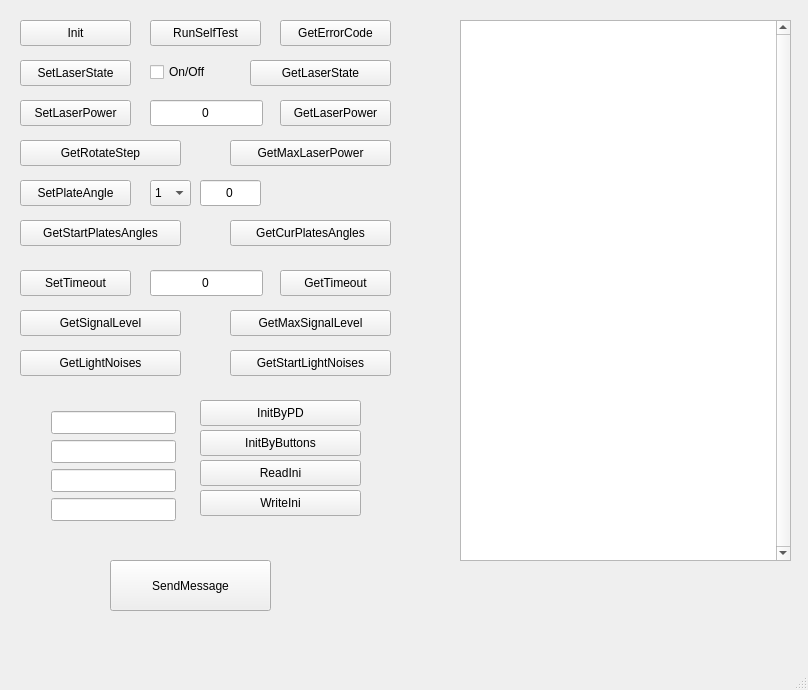
Above: mainwindow.ui from LukArty/QKD_techPO before the change. Below: the same form after it.
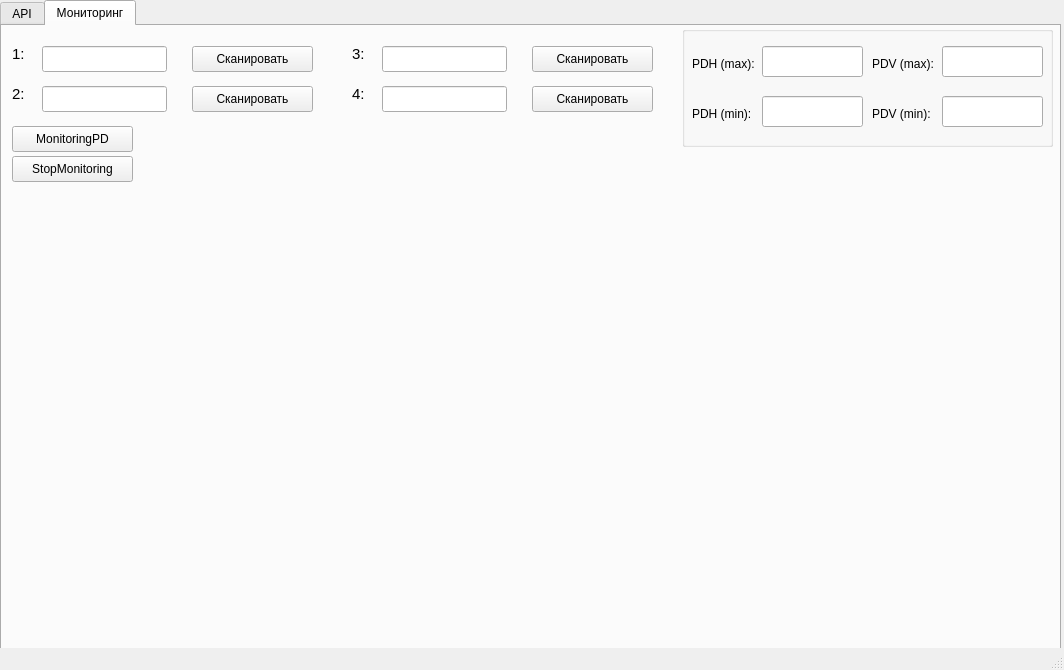
That is the form after the change. The open tabs and pages were chosen to show the change. Icons and pictures are not drawn. Custom widgets are drawn as their Qt base class.

Patch:
```diff
--- a/mainwindow.ui
+++ b/mainwindow.ui
@@ -9,13 +9,13 @@
    <rect>
     <x>0</x>
     <y>0</y>
-    <width>808</width>
-    <height>690</height>
+    <width>1064</width>
+    <height>670</height>
    </rect>
   </property>
   <property name="maximumSize">
    <size>
-    <width>808</width>
+    <width>3000</width>
     <height>690</height>
    </size>
   </property>
@@ -26,93 +26,31 @@
    <bool>true</bool>
   </property>
   <widget class="QWidget" name="centralwidget">
-   <widget class="QPushButton" name="InitBut">
+   <widget class="QTabWidget" name="tabWidget">
     <property name="geometry">
      <rect>
-      <x>20</x>
-      <y>20</y>
-      <width>111</width>
-      <height>26</height>
+      <x>0</x>
+      <y>0</y>
+      <width>1061</width>
+      <height>671</height>
      </rect>
     </property>
-    <property name="text">
-     <string>Init</string>
+    <property name="currentIndex">
+     <number>0</number>
     </property>
-   </widget>
-   <widget class="QPushButton" name="RunSelfTestBut">
-    <property name="geometry">
-     <rect>
-      <x>150</x>
-      <y>20</y>
-      <width>111</width>
-      <height>26</height>
-     </rect>
-    </property>
-    <property name="text">
-     <string>RunSelfTest</string>
-    </property>
-   </widget>
-   <widget class="QPushButton" name="GetLaserStateBut">
-    <property name="geometry">
-     <rect>
-      <x>250</x>
-      <y>60</y>
-      <width>141</width>
-      <height>26</height>
-     </rect>
-    </property>
-    <property name="text">
-     <string>GetLaserState</string>
-    </property>
-   </widget>
-   <widget class="QPushButton" name="GetLaserPowerBut">
-    <property name="geometry">
-     <rect>
-      <x>280</x>
-      <y>100</y>
-      <width>111</width>
-      <height>26</height>
-     </rect>
-    </property>
-    <property name="text">
-     <string>GetLaserPower</string>
-    </property>
-   </widget>
-   <widget class="QPushButton" name="GetTimeoutBut">
-    <property name="geometry">
-     <rect>
-      <x>280</x>
-      <y>270</y>
-      <width>111</width>
-      <height>26</height>
-     </rect>
-    </property>
-    <property name="text">
-     <string>GetTimeout</string>
-    </property>
-   </widget>
-   <widget class="QPushButton" name="GetErrorCodeBut">
-    <property name="geometry">
-     <rect>
-      <x>280</x>
-      <y>20</y>
-      <width>111</width>
-      <height>26</height>
-     </rect>
-    </property>
-    <property name="text">
-     <string>GetErrorCode</string>
-    </property>
-   </widget>
+    <widget class="QWidget" name="tab">
+     <attribute name="title">
+      <string>API</string>
+     </attribute>
    <widget class="QTextEdit" name="CommandConsole">
     <property name="enabled">
      <bool>true</bool>
     </property>
     <property name="geometry">
      <rect>
-      <x>460</x>
-      <y>20</y>
-      <width>331</width>
+        <x>550</x>
+        <y>10</y>
+        <width>451</width>
       <height>541</height>
      </rect>
     </property>
@@ -153,8 +91,8 @@
      <string>&lt;!DOCTYPE HTML PUBLIC &quot;-//W3C//DTD HTML 4.0//EN&quot; &quot;http://www.w3.org/TR/REC-html40/strict.dtd&quot;&gt;
 &lt;html&gt;&lt;head&gt;&lt;meta name=&quot;qrichtext&quot; content=&quot;1&quot; /&gt;&lt;style type=&quot;text/css&quot;&gt;
 p, li { white-space: pre-wrap; }
-&lt;/style&gt;&lt;/head&gt;&lt;body style=&quot; font-family:'Ubuntu'; font-size:11pt; font-weight:400; font-style:normal;&quot;&gt;
-&lt;p style=&quot;-qt-paragraph-type:empty; margin-top:0px; margin-bottom:0px; margin-left:0px; margin-right:0px; -qt-block-indent:0; text-indent:0px;&quot;&gt;&lt;br /&gt;&lt;/p&gt;&lt;/body&gt;&lt;/html&gt;</string>
+&lt;/style&gt;&lt;/head&gt;&lt;body style=&quot; font-family:'Sans Serif'; font-size:9pt; font-weight:400; font-style:normal;&quot;&gt;
+&lt;p style=&quot;-qt-paragraph-type:empty; margin-top:0px; margin-bottom:0px; margin-left:0px; margin-right:0px; -qt-block-indent:0; text-indent:0px; font-family:'Ubuntu'; font-size:11pt;&quot;&gt;&lt;br /&gt;&lt;/p&gt;&lt;/body&gt;&lt;/html&gt;</string>
     </property>
     <property name="overwriteMode">
      <bool>true</bool>
@@ -162,65 +100,42 @@
     <property name="placeholderText">
      <string/>
     </property>
-   </widget>
-   <widget class="QPushButton" name="GetStartPlatesAnglesBut">
-    <property name="geometry">
-     <rect>
-      <x>20</x>
-      <y>220</y>
-      <width>161</width>
-      <height>26</height>
-     </rect>
-    </property>
-    <property name="text">
-     <string>GetStartPlatesAngles</string>
-    </property>
-   </widget>
-   <widget class="QPushButton" name="GetCurPlatesAnglesBut">
+      <property name="markdown" stdset="0">
+       <string/>
+      </property>
+     </widget>
+     <widget class="QPushButton" name="RunSelfTestBut">
     <property name="geometry">
      <rect>
-      <x>230</x>
-      <y>220</y>
-      <width>161</width>
+        <x>180</x>
+        <y>10</y>
+        <width>111</width>
       <height>26</height>
      </rect>
     </property>
     <property name="text">
-     <string>GetCurPlatesAngles</string>
-    </property>
-   </widget>
-   <widget class="QPushButton" name="GetSignalLevelBut">
+       <string>RunSelfTest</string>
+      </property>
+     </widget>
+     <widget class="QLineEdit" name="InitAngles2">
     <property name="geometry">
      <rect>
-      <x>20</x>
-      <y>310</y>
-      <width>161</width>
-      <height>26</height>
+        <x>60</x>
+        <y>380</y>
+        <width>125</width>
+        <height>23</height>
      </rect>
     </property>
     <property name="text">
-     <string>GetSignalLevel</string>
-    </property>
-   </widget>
-   <widget class="QPushButton" name="GetMaxLaserPowerBut">
-    <property name="geometry">
-     <rect>
-      <x>230</x>
-      <y>140</y>
-      <width>161</width>
-      <height>26</height>
-     </rect>
-    </property>
-    <property name="text">
-     <string>GetMaxLaserPower</string>
+       <string>0</string>
     </property>
    </widget>
    <widget class="QPushButton" name="GetRotateStepBut">
     <property name="geometry">
      <rect>
-      <x>20</x>
-      <y>140</y>
-      <width>161</width>
+        <x>60</x>
+        <y>130</y>
+        <width>141</width>
       <height>26</height>
      </rect>
     </property>
@@ -228,50 +143,11 @@
      <string>GetRotateStep</string>
     </property>
    </widget>
-   <widget class="QPushButton" name="GetLightNoisesBut">
-    <property name="geometry">
-     <rect>
-      <x>20</x>
-      <y>350</y>
-      <width>161</width>
-      <height>26</height>
-     </rect>
-    </property>
-    <property name="text">
-     <string>GetLightNoises</string>
-    </property>
-   </widget>
-   <widget class="QPushButton" name="GetStartLightNoisesBut">
-    <property name="geometry">
-     <rect>
-      <x>230</x>
-      <y>350</y>
-      <width>161</width>
-      <height>26</height>
-     </rect>
-    </property>
-    <property name="text">
-     <string>GetStartLightNoises</string>
-    </property>
-   </widget>
-   <widget class="QPushButton" name="GetMaxSignalLevel">
-    <property name="geometry">
-     <rect>
-      <x>230</x>
-      <y>310</y>
-      <width>161</width>
-      <height>26</height>
-     </rect>
-    </property>
-    <property name="text">
-     <string>GetMaxSignalLevel</string>
-    </property>
-   </widget>
    <widget class="QPushButton" name="SetLaserStateBut">
     <property name="geometry">
      <rect>
-      <x>20</x>
-      <y>60</y>
+        <x>10</x>
+        <y>50</y>
       <width>111</width>
       <height>26</height>
      </rect>
@@ -280,11 +156,24 @@
      <string>SetLaserState</string>
     </property>
    </widget>
-   <widget class="QPushButton" name="SetLaserPowerBut">
+     <widget class="QLineEdit" name="InitAngles4">
     <property name="geometry">
      <rect>
-      <x>20</x>
-      <y>100</y>
+        <x>60</x>
+        <y>440</y>
+        <width>125</width>
+        <height>23</height>
+       </rect>
+      </property>
+      <property name="text">
+       <string>0</string>
+      </property>
+     </widget>
+     <widget class="QPushButton" name="GetErrorCodeBut">
+      <property name="geometry">
+       <rect>
+        <x>330</x>
+        <y>10</y>
       <width>111</width>
       <height>26</height>
      </rect>
@@ -296,8 +185,8 @@
    <widget class="QPushButton" name="SetTimeoutBut">
     <property name="geometry">
      <rect>
-      <x>20</x>
-      <y>270</y>
+        <x>30</x>
+        <y>170</y>
       <width>111</width>
       <height>26</height>
      </rect>
@@ -306,37 +195,199 @@
      <string>SetTimeout</string>
     </property>
    </widget>
+     <widget class="QPushButton" name="InitByButtons">
+      <property name="geometry">
+       <rect>
+        <x>350</x>
+        <y>420</y>
+        <width>121</width>
+        <height>26</height>
+       </rect>
+      </property>
+      <property name="text">
+       <string>InitByButtons</string>
+      </property>
+     </widget>
+     <widget class="QLineEdit" name="InitAngles1">
+      <property name="geometry">
+       <rect>
+        <x>60</x>
+        <y>350</y>
+        <width>125</width>
+        <height>23</height>
+       </rect>
+      </property>
+      <property name="text">
+       <string>0</string>
+      </property>
+     </widget>
+     <widget class="QLineEdit" name="InitAngles3">
+      <property name="geometry">
+       <rect>
+        <x>60</x>
+        <y>410</y>
+        <width>125</width>
+        <height>23</height>
+       </rect>
+      </property>
+      <property name="text">
+       <string>0</string>
+      </property>
+     </widget>
+     <widget class="QPushButton" name="GetSignalLevelBut">
+      <property name="geometry">
+       <rect>
+        <x>60</x>
+        <y>220</y>
+        <width>141</width>
+        <height>26</height>
+       </rect>
+      </property>
+      <property name="text">
+       <string>GetSignalLevel</string>
+      </property>
+     </widget>
+     <widget class="QLineEdit" name="TimeoutValue">
+      <property name="geometry">
+       <rect>
+        <x>180</x>
+        <y>170</y>
+        <width>113</width>
+        <height>26</height>
+       </rect>
+      </property>
+      <property name="text">
+       <string>0</string>
+      </property>
+      <property name="alignment">
+       <set>Qt::AlignCenter</set>
+      </property>
+     </widget>
+     <widget class="QPushButton" name="GetTimeoutBut">
+      <property name="geometry">
+       <rect>
+        <x>330</x>
+        <y>170</y>
+        <width>111</width>
+        <height>26</height>
+       </rect>
+      </property>
+      <property name="text">
+       <string>GetTimeout</string>
+      </property>
+     </widget>
+     <widget class="QPushButton" name="GetLightNoisesBut">
+      <property name="geometry">
+       <rect>
+        <x>270</x>
+        <y>220</y>
+        <width>141</width>
+        <height>26</height>
+       </rect>
+      </property>
+      <property name="text">
+       <string>GetLightNoises</string>
+      </property>
+     </widget>
    <widget class="QPushButton" name="SetPlateAngleBut">
     <property name="geometry">
      <rect>
-      <x>20</x>
-      <y>180</y>
-      <width>111</width>
+        <x>270</x>
+        <y>320</y>
+        <width>141</width>
       <height>26</height>
      </rect>
     </property>
     <property name="text">
-     <string>SetPlateAngle</string>
+       <string>SetPlatesAngles</string>
     </property>
    </widget>
    <widget class="QPushButton" name="SendMessageBut">
     <property name="geometry">
      <rect>
-      <x>110</x>
-      <y>560</y>
-      <width>161</width>
-      <height>51</height>
+        <x>180</x>
+        <y>270</y>
+        <width>141</width>
+        <height>26</height>
      </rect>
     </property>
     <property name="text">
      <string>SendMessage</string>
     </property>
    </widget>
+     <widget class="QPushButton" name="ReadIni">
+      <property name="geometry">
+       <rect>
+        <x>210</x>
+        <y>420</y>
+        <width>121</width>
+        <height>26</height>
+       </rect>
+      </property>
+      <property name="text">
+       <string>ReadIni</string>
+      </property>
+     </widget>
+     <widget class="QPushButton" name="GetLaserStateBut">
+      <property name="geometry">
+       <rect>
+        <x>270</x>
+        <y>130</y>
+        <width>141</width>
+        <height>26</height>
+       </rect>
+      </property>
+      <property name="text">
+       <string>GetLaserState</string>
+      </property>
+     </widget>
+     <widget class="QLineEdit" name="LaserPowerValue">
+      <property name="geometry">
+       <rect>
+        <x>180</x>
+        <y>90</y>
+        <width>113</width>
+        <height>26</height>
+       </rect>
+      </property>
+      <property name="text">
+       <string>0</string>
+      </property>
+      <property name="alignment">
+       <set>Qt::AlignCenter</set>
+      </property>
+     </widget>
+     <widget class="QPushButton" name="WriteIni">
+      <property name="geometry">
+       <rect>
+        <x>210</x>
+        <y>370</y>
+        <width>121</width>
+        <height>26</height>
+       </rect>
+      </property>
+      <property name="text">
+       <string>WriteIni</string>
+      </property>
+     </widget>
+     <widget class="QPushButton" name="GetLaserPowerBut">
+      <property name="geometry">
+       <rect>
+        <x>330</x>
+        <y>90</y>
+        <width>111</width>
+        <height>26</height>
+       </rect>
+      </property>
+      <property name="text">
+       <string>GetLaserPower</string>
+      </property>
+     </widget>
    <widget class="QCheckBox" name="LaserState">
     <property name="geometry">
      <rect>
-      <x>150</x>
-      <y>60</y>
+        <x>140</x>
+        <y>50</y>
       <width>92</width>
       <height>24</height>
      </rect>
@@ -348,169 +399,51 @@
      <bool>false</bool>
     </property>
    </widget>
-   <widget class="QLineEdit" name="LaserPowerValue">
+     <widget class="QPushButton" name="GetCurPlatesAnglesBut">
     <property name="geometry">
      <rect>
-      <x>150</x>
-      <y>100</y>
-      <width>113</width>
-      <height>26</height>
-     </rect>
-    </property>
-    <property name="text">
-     <string>0</string>
-    </property>
-    <property name="alignment">
-     <set>Qt::AlignCenter</set>
-    </property>
-   </widget>
-   <widget class="QLineEdit" name="TimeoutValue">
-    <property name="geometry">
-     <rect>
-      <x>150</x>
+        <x>350</x>
       <y>270</y>
-      <width>113</width>
+        <width>131</width>
       <height>26</height>
      </rect>
     </property>
     <property name="text">
-     <string>0</string>
-    </property>
-    <property name="alignment">
-     <set>Qt::AlignCenter</set>
-    </property>
-   </widget>
-   <widget class="QLineEdit" name="PlateAngleValue">
+       <string>GetPlatesAngles</string>
+      </property>
+     </widget>
+     <widget class="QPushButton" name="SetLaserPowerBut">
     <property name="geometry">
      <rect>
-      <x>200</x>
-      <y>180</y>
-      <width>61</width>
+        <x>30</x>
+        <y>90</y>
+        <width>111</width>
       <height>26</height>
      </rect>
     </property>
     <property name="text">
-     <string>0</string>
-    </property>
-    <property name="alignment">
-     <set>Qt::AlignCenter</set>
-    </property>
-   </widget>
-   <widget class="QComboBox" name="PlateNumber">
+       <string>SetLaserPower</string>
+      </property>
+     </widget>
+     <widget class="QPushButton" name="InitBut">
     <property name="geometry">
      <rect>
-      <x>150</x>
-      <y>180</y>
-      <width>41</width>
+        <x>30</x>
+        <y>10</y>
+        <width>121</width>
       <height>26</height>
      </rect>
     </property>
-    <item>
      <property name="text">
-      <string>1</string>
-     </property>
-    </item>
-    <item>
-     <property name="text">
-      <string>2</string>
-     </property>
-    </item>
-    <item>
-     <property name="text">
-      <string>3</string>
-     </property>
-    </item>
-    <item>
-     <property name="text">
-      <string>4</string>
-     </property>
-    </item>
-   </widget>
-   <widget class="QLineEdit" name="InitAngles1">
-    <property name="geometry">
-     <rect>
-      <x>51</x>
-      <y>411</y>
-      <width>125</width>
-      <height>23</height>
-     </rect>
-    </property>
-   </widget>
-   <widget class="QLineEdit" name="InitAngles2">
-    <property name="geometry">
-     <rect>
-      <x>51</x>
-      <y>440</y>
-      <width>125</width>
-      <height>23</height>
-     </rect>
-    </property>
-   </widget>
-   <widget class="QLineEdit" name="InitAngles3">
-    <property name="geometry">
-     <rect>
-      <x>51</x>
-      <y>469</y>
-      <width>125</width>
-      <height>23</height>
-     </rect>
-    </property>
-   </widget>
-   <widget class="QLineEdit" name="InitAngles4">
-    <property name="geometry">
-     <rect>
-      <x>51</x>
-      <y>498</y>
-      <width>125</width>
-      <height>23</height>
-     </rect>
-    </property>
-   </widget>
-   <widget class="QPushButton" name="InitByButtons">
-    <property name="geometry">
-     <rect>
-      <x>200</x>
-      <y>430</y>
-      <width>161</width>
-      <height>26</height>
-     </rect>
-    </property>
-    <property name="text">
-     <string>InitByButtons</string>
-    </property>
-   </widget>
-   <widget class="QPushButton" name="ReadIni">
-    <property name="geometry">
-     <rect>
-      <x>200</x>
-      <y>460</y>
-      <width>161</width>
-      <height>26</height>
-     </rect>
-    </property>
-    <property name="text">
-     <string>ReadIni</string>
-    </property>
-   </widget>
-   <widget class="QPushButton" name="WriteIni">
-    <property name="geometry">
-     <rect>
-      <x>200</x>
-      <y>490</y>
-      <width>161</width>
-      <height>26</height>
-     </rect>
-    </property>
-    <property name="text">
-     <string>WriteIni</string>
+       <string>Init </string>
     </property>
    </widget>
    <widget class="QPushButton" name="InitByPD">
     <property name="geometry">
      <rect>
-      <x>200</x>
-      <y>400</y>
-      <width>161</width>
+        <x>350</x>
+        <y>370</y>
+        <width>121</width>
       <height>26</height>
      </rect>
     </property>
@@ -518,6 +451,501 @@
      <string>InitByPD</string>
     </property>
    </widget>
+     <widget class="QPushButton" name="PulseLaser">
+      <property name="geometry">
+       <rect>
+        <x>220</x>
+        <y>50</y>
+        <width>111</width>
+        <height>26</height>
+       </rect>
+      </property>
+      <property name="text">
+       <string>PulseLaser</string>
+      </property>
+     </widget>
+     <widget class="QPushButton" name="StopLaser">
+      <property name="geometry">
+       <rect>
+        <x>350</x>
+        <y>50</y>
+        <width>111</width>
+        <height>26</height>
+       </rect>
+      </property>
+      <property name="text">
+       <string>StopLaser</string>
+      </property>
+     </widget>
+     <widget class="QLabel" name="label_11">
+      <property name="geometry">
+       <rect>
+        <x>30</x>
+        <y>350</y>
+        <width>20</width>
+        <height>21</height>
+       </rect>
+      </property>
+      <property name="font">
+       <font>
+        <pointsize>11</pointsize>
+       </font>
+      </property>
+      <property name="text">
+       <string>1:</string>
+      </property>
+     </widget>
+     <widget class="QLabel" name="label_12">
+      <property name="geometry">
+       <rect>
+        <x>30</x>
+        <y>380</y>
+        <width>20</width>
+        <height>21</height>
+       </rect>
+      </property>
+      <property name="font">
+       <font>
+        <pointsize>11</pointsize>
+       </font>
+      </property>
+      <property name="text">
+       <string>2:</string>
+      </property>
+     </widget>
+     <widget class="QLabel" name="label_13">
+      <property name="geometry">
+       <rect>
+        <x>30</x>
+        <y>410</y>
+        <width>20</width>
+        <height>21</height>
+       </rect>
+      </property>
+      <property name="font">
+       <font>
+        <pointsize>11</pointsize>
+       </font>
+      </property>
+      <property name="text">
+       <string>3:</string>
+      </property>
+     </widget>
+     <widget class="QLabel" name="label_14">
+      <property name="geometry">
+       <rect>
+        <x>30</x>
+        <y>440</y>
+        <width>20</width>
+        <height>21</height>
+       </rect>
+      </property>
+      <property name="font">
+       <font>
+        <pointsize>11</pointsize>
+       </font>
+      </property>
+      <property name="text">
+       <string>4:</string>
+      </property>
+     </widget>
+     <widget class="QPushButton" name="GetInitParams">
+      <property name="geometry">
+       <rect>
+        <x>10</x>
+        <y>270</y>
+        <width>141</width>
+        <height>26</height>
+       </rect>
+      </property>
+      <property name="text">
+       <string>GetInitParams</string>
+      </property>
+     </widget>
+     <widget class="QLabel" name="label_57">
+      <property name="geometry">
+       <rect>
+        <x>30</x>
+        <y>310</y>
+        <width>151</width>
+        <height>21</height>
+       </rect>
+      </property>
+      <property name="font">
+       <font>
+        <pointsize>9</pointsize>
+       </font>
+      </property>
+      <property name="text">
+       <string>Параметры углов:</string>
+      </property>
+     </widget>
+    </widget>
+    <widget class="QWidget" name="tab_2">
+     <attribute name="title">
+      <string>Мониторинг</string>
+     </attribute>
+     <widget class="QCustomPlot" name="widget" native="true">
+      <property name="geometry">
+       <rect>
+        <x>0</x>
+        <y>180</y>
+        <width>1061</width>
+        <height>391</height>
+       </rect>
+      </property>
+     </widget>
+     <widget class="QPushButton" name="ScanAngles1">
+      <property name="geometry">
+       <rect>
+        <x>190</x>
+        <y>20</y>
+        <width>121</width>
+        <height>26</height>
+       </rect>
+      </property>
+      <property name="text">
+       <string>Сканировать</string>
+      </property>
+     </widget>
+     <widget class="QLineEdit" name="Angles1">
+      <property name="geometry">
+       <rect>
+        <x>40</x>
+        <y>20</y>
+        <width>125</width>
+        <height>26</height>
+       </rect>
+      </property>
+     </widget>
+     <widget class="QLabel" name="label">
+      <property name="geometry">
+       <rect>
+        <x>10</x>
+        <y>20</y>
+        <width>16</width>
+        <height>16</height>
+       </rect>
+      </property>
+      <property name="font">
+       <font>
+        <pointsize>11</pointsize>
+       </font>
+      </property>
+      <property name="text">
+       <string>1:</string>
+      </property>
+     </widget>
+     <widget class="QPushButton" name="ScanAngles2">
+      <property name="geometry">
+       <rect>
+        <x>190</x>
+        <y>60</y>
+        <width>121</width>
+        <height>26</height>
+       </rect>
+      </property>
+      <property name="text">
+       <string>Сканировать</string>
+      </property>
+     </widget>
+     <widget class="QLineEdit" name="Angles2">
+      <property name="geometry">
+       <rect>
+        <x>40</x>
+        <y>60</y>
+        <width>125</width>
+        <height>26</height>
+       </rect>
+      </property>
+     </widget>
+     <widget class="QLineEdit" name="Angles3">
+      <property name="geometry">
+       <rect>
+        <x>380</x>
+        <y>20</y>
+        <width>125</width>
+        <height>26</height>
+       </rect>
+      </property>
+     </widget>
+     <widget class="QLineEdit" name="Angles4">
+      <property name="geometry">
+       <rect>
+        <x>380</x>
+        <y>60</y>
+        <width>125</width>
+        <height>26</height>
+       </rect>
+      </property>
+     </widget>
+     <widget class="QPushButton" name="ScanAngles3">
+      <property name="geometry">
+       <rect>
+        <x>530</x>
+        <y>20</y>
+        <width>121</width>
+        <height>26</height>
+       </rect>
+      </property>
+      <property name="text">
+       <string>Сканировать</string>
+      </property>
+     </widget>
+     <widget class="QPushButton" name="ScanAngles4">
+      <property name="geometry">
+       <rect>
+        <x>530</x>
+        <y>60</y>
+        <width>121</width>
+        <height>26</height>
+       </rect>
+      </property>
+      <property name="text">
+       <string>Сканировать</string>
+      </property>
+     </widget>
+     <widget class="QLabel" name="label_2">
+      <property name="geometry">
+       <rect>
+        <x>10</x>
+        <y>60</y>
+        <width>16</width>
+        <height>16</height>
+       </rect>
+      </property>
+      <property name="font">
+       <font>
+        <pointsize>11</pointsize>
+       </font>
+      </property>
+      <property name="text">
+       <string>2:</string>
+      </property>
+     </widget>
+     <widget class="QLabel" name="label_3">
+      <property name="geometry">
+       <rect>
+        <x>350</x>
+        <y>20</y>
+        <width>16</width>
+        <height>16</height>
+       </rect>
+      </property>
+      <property name="font">
+       <font>
+        <pointsize>11</pointsize>
+       </font>
+      </property>
+      <property name="text">
+       <string>3:</string>
+      </property>
+     </widget>
+     <widget class="QLabel" name="label_4">
+      <property name="geometry">
+       <rect>
+        <x>350</x>
+        <y>60</y>
+        <width>16</width>
+        <height>16</height>
+       </rect>
+      </property>
+      <property name="font">
+       <font>
+        <pointsize>11</pointsize>
+       </font>
+      </property>
+      <property name="text">
+       <string>4:</string>
+      </property>
+     </widget>
+     <widget class="QGroupBox" name="groupBox">
+      <property name="geometry">
+       <rect>
+        <x>680</x>
+        <y>0</y>
+        <width>371</width>
+        <height>121</height>
+       </rect>
+      </property>
+      <property name="title">
+       <string/>
+      </property>
+      <widget class="QLabel" name="label_5">
+       <property name="geometry">
+        <rect>
+         <x>10</x>
+         <y>30</y>
+         <width>71</width>
+         <height>16</height>
+        </rect>
+       </property>
+       <property name="font">
+        <font>
+         <pointsize>9</pointsize>
+        </font>
+       </property>
+       <property name="text">
+        <string>PDH (max):</string>
+       </property>
+      </widget>
+      <widget class="QLabel" name="label_6">
+       <property name="geometry">
+        <rect>
+         <x>10</x>
+         <y>80</y>
+         <width>71</width>
+         <height>16</height>
+        </rect>
+       </property>
+       <property name="font">
+        <font>
+         <pointsize>9</pointsize>
+        </font>
+       </property>
+       <property name="text">
+        <string>PDH (min):</string>
+       </property>
+      </widget>
+      <widget class="QLabel" name="label_7">
+       <property name="geometry">
+        <rect>
+         <x>190</x>
+         <y>30</y>
+         <width>71</width>
+         <height>16</height>
+        </rect>
+       </property>
+       <property name="font">
+        <font>
+         <pointsize>9</pointsize>
+        </font>
+       </property>
+       <property name="text">
+        <string>PDV (max):</string>
+       </property>
+      </widget>
+      <widget class="QLineEdit" name="PDH_max">
+       <property name="geometry">
+        <rect>
+         <x>80</x>
+         <y>20</y>
+         <width>101</width>
+         <height>31</height>
+        </rect>
+       </property>
+      </widget>
+      <widget class="QLineEdit" name="PDH_min">
+       <property name="geometry">
+        <rect>
+         <x>80</x>
+         <y>70</y>
+         <width>101</width>
+         <height>31</height>
+        </rect>
+       </property>
+      </widget>
+      <widget class="QLabel" name="label_8">
+       <property name="geometry">
+        <rect>
+         <x>100</x>
+         <y>150</y>
+         <width>71</width>
+         <height>16</height>
+        </rect>
+       </property>
+       <property name="font">
+        <font>
+         <pointsize>9</pointsize>
+        </font>
+       </property>
+       <property name="text">
+        <string>PDH (min):</string>
+       </property>
+      </widget>
+      <widget class="QLabel" name="label_9">
+       <property name="geometry">
+        <rect>
+         <x>190</x>
+         <y>80</y>
+         <width>71</width>
+         <height>16</height>
+        </rect>
+       </property>
+       <property name="font">
+        <font>
+         <pointsize>9</pointsize>
+        </font>
+       </property>
+       <property name="text">
+        <string>PDV (min):</string>
+       </property>
+      </widget>
+      <widget class="QLineEdit" name="PDV_max">
+       <property name="geometry">
+        <rect>
+         <x>260</x>
+         <y>20</y>
+         <width>101</width>
+         <height>31</height>
+        </rect>
+       </property>
+      </widget>
+      <widget class="QLineEdit" name="PDV_min">
+       <property name="geometry">
+        <rect>
+         <x>260</x>
+         <y>70</y>
+         <width>101</width>
+         <height>31</height>
+        </rect>
+       </property>
+      </widget>
+     </widget>
+     <widget class="QPushButton" name="MonitoringPD">
+      <property name="geometry">
+       <rect>
+        <x>10</x>
+        <y>100</y>
+        <width>121</width>
+        <height>26</height>
+       </rect>
+      </property>
+      <property name="text">
+       <string>MonitoringPD</string>
+      </property>
+     </widget>
+     <widget class="QPushButton" name="Stop_monitoring">
+      <property name="geometry">
+       <rect>
+        <x>10</x>
+        <y>130</y>
+        <width>121</width>
+        <height>26</height>
+       </rect>
+      </property>
+      <property name="text">
+       <string>StopMonitoring</string>
+      </property>
+     </widget>
+     <widget class="QLabel" name="label_10">
+      <property name="geometry">
+       <rect>
+        <x>970</x>
+        <y>130</y>
+        <width>81</width>
+        <height>41</height>
+       </rect>
+      </property>
+      <property name="text">
+       <string/>
+      </property>
+      <property name="pixmap">
+       <pixmap>../build-QKDStand-Desktop-Debug/PD.png</pixmap>
+      </property>
+     </widget>
+    </widget>
+   </widget>
   </widget>
   <widget class="QMenuBar" name="menubar">
    <property name="geometry">
@@ -531,6 +959,14 @@
   </widget>
   <widget class="QStatusBar" name="statusbar"/>
  </widget>
+ <customwidgets>
+  <customwidget>
+   <class>QCustomPlot</class>
+   <extends>QWidget</extends>
+   <header>qcustomplot.h</header>
+   <container>1</container>
+  </customwidget>
+ </customwidgets>
  <resources/>
  <connections/>
 </ui>
```
Left out of the diff: 9 changed lines with no effect on the pictures. Lines whose indentation alone changed are shown as unchanged.
